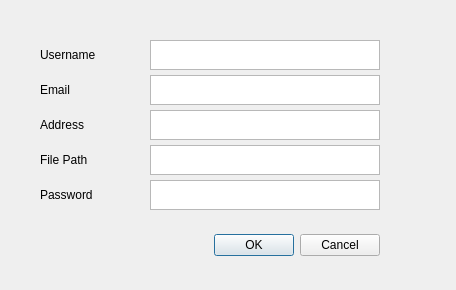
valour01/FileManager, file senddialog.ui: the form before one commit.
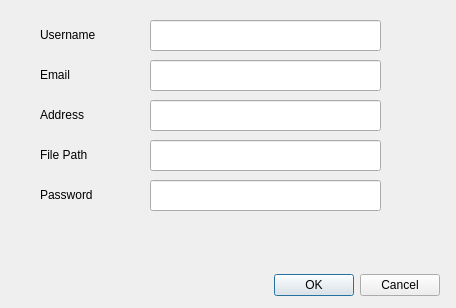
The form after the commit.

Patch:
```diff
--- a/senddialog.ui
+++ b/senddialog.ui
@@ -7,7 +7,7 @@
     <x>0</x>
     <y>0</y>
     <width>456</width>
-    <height>290</height>
+    <height>308</height>
    </rect>
   </property>
   <property name="windowTitle">
@@ -16,8 +16,8 @@
   <widget class="QDialogButtonBox" name="buttonBox">
    <property name="geometry">
     <rect>
-     <x>200</x>
-     <y>230</y>
+     <x>260</x>
+     <y>270</y>
      <width>180</width>
      <height>30</height>
     </rect>
@@ -33,7 +33,7 @@
    <property name="geometry">
     <rect>
      <x>40</x>
-     <y>40</y>
+     <y>20</y>
      <width>80</width>
      <height>30</height>
     </rect>
@@ -46,7 +46,7 @@
    <property name="geometry">
     <rect>
      <x>40</x>
-     <y>75</y>
+     <y>60</y>
      <width>70</width>
      <height>30</height>
     </rect>
@@ -59,7 +59,7 @@
    <property name="geometry">
     <rect>
      <x>40</x>
-     <y>110</y>
+     <y>100</y>
      <width>80</width>
      <height>30</height>
     </rect>
@@ -72,7 +72,7 @@
    <property name="geometry">
     <rect>
      <x>40</x>
-     <y>145</y>
+     <y>140</y>
      <width>80</width>
      <height>30</height>
     </rect>
@@ -94,56 +94,69 @@
     <string>Password</string>
    </property>
   </widget>
-  <widget class="QTextEdit" name="textEdit">
+  <widget class="QLineEdit" name="lineEdit">
    <property name="geometry">
     <rect>
      <x>150</x>
-     <y>40</y>
-     <width>230</width>
-     <height>30</height>
+     <y>20</y>
+     <width>231</width>
+     <height>31</height>
     </rect>
    </property>
   </widget>
-  <widget class="QTextEdit" name="textEdit_2">
+  <widget class="QLineEdit" name="lineEdit_2">
    <property name="geometry">
     <rect>
      <x>150</x>
-     <y>75</y>
-     <width>230</width>
-     <height>30</height>
+     <y>60</y>
+     <width>231</width>
+     <height>31</height>
     </rect>
    </property>
   </widget>
-  <widget class="QTextEdit" name="textEdit_3">
+  <widget class="QLineEdit" name="lineEdit_3">
    <property name="geometry">
     <rect>
      <x>150</x>
-     <y>110</y>
-     <width>230</width>
-     <height>30</height>
+     <y>100</y>
+     <width>231</width>
+     <height>31</height>
     </rect>
    </property>
   </widget>
-  <widget class="QTextEdit" name="textEdit_4">
+  <widget class="QLineEdit" name="lineEdit_4">
    <property name="geometry">
     <rect>
      <x>150</x>
-     <y>145</y>
-     <width>230</width>
-     <height>30</height>
+     <y>140</y>
+     <width>231</width>
+     <height>31</height>
     </rect>
    </property>
   </widget>
-  <widget class="QTextEdit" name="textEdit_5">
+  <widget class="QLineEdit" name="lineEdit_5">
    <property name="geometry">
     <rect>
      <x>150</x>
      <y>180</y>
-     <width>230</width>
-     <height>30</height>
+     <width>231</width>
+     <height>31</height>
     </rect>
    </property>
   </widget>
+  <widget class="QLabel" name="property">
+   <property name="geometry">
+    <rect>
+     <x>40</x>
+     <y>230</y>
+     <width>341</width>
+     <height>31</height>
+    </rect>
+   </property>
+   <property name="text">
+    <string/>
+   </property>
+  </widget>
  </widget>
  <resources/>
  <connections>
```
